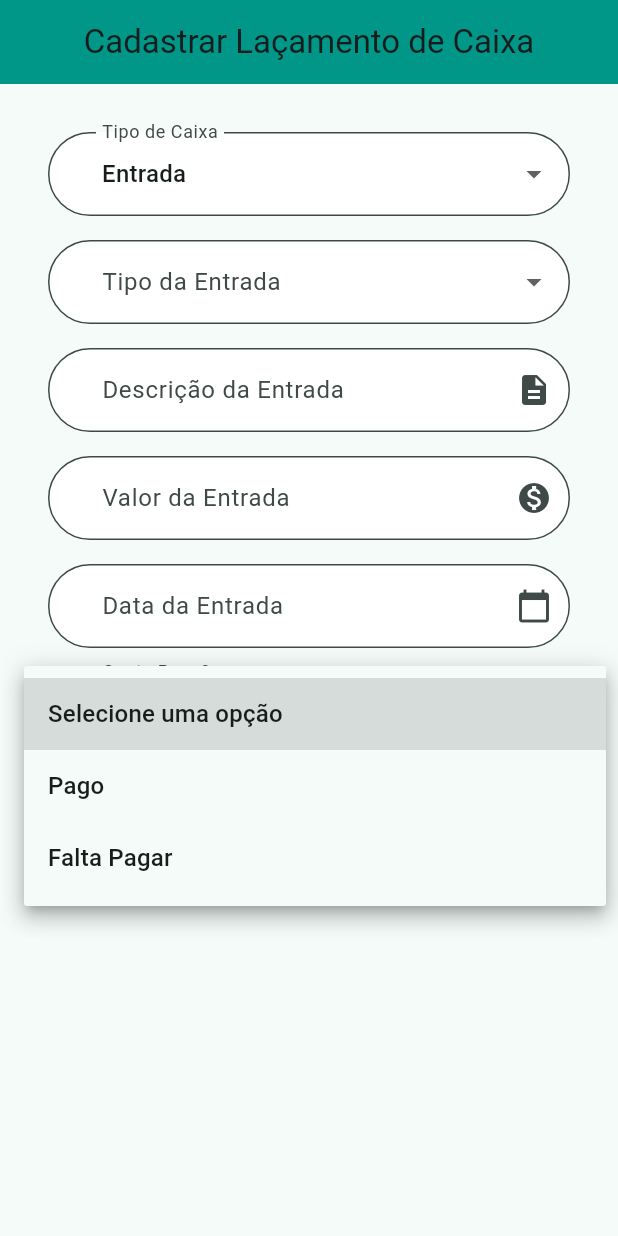
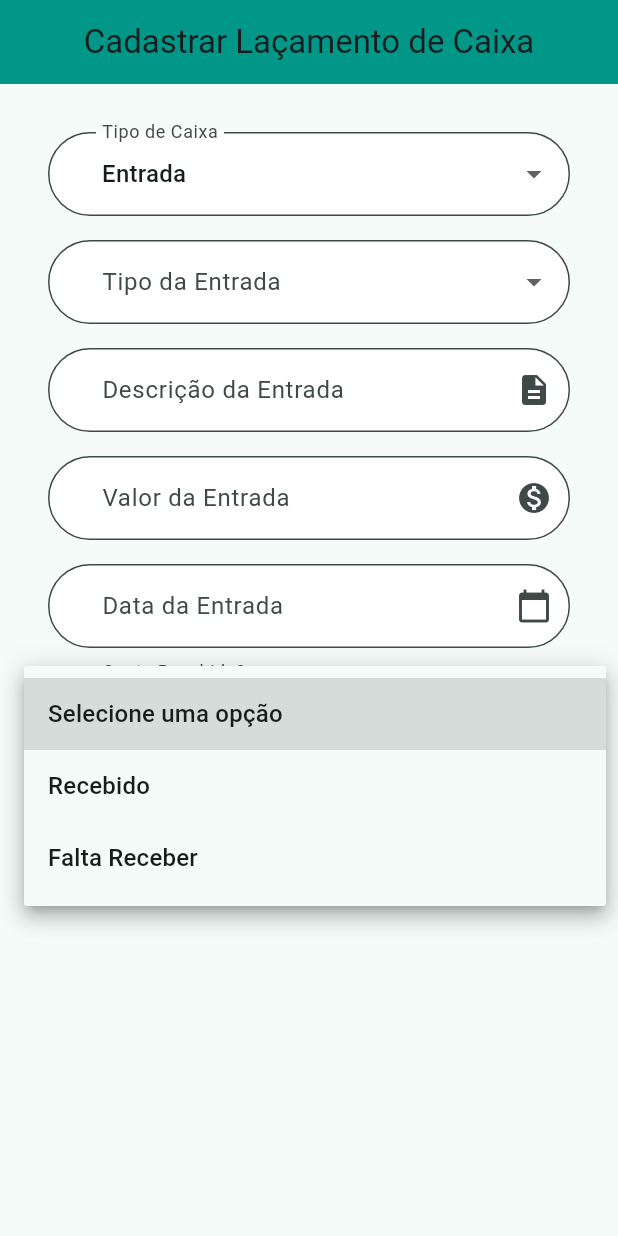
Before and after one commit to Caio-eng/leal_financial_point, a Flutter app: the FinancialBoxRegisterScreen screen opened directly with empty values, after a tap on "Selecione uma opção", on a phone screen of 412 x 824 dp. Run offline on Flutter 3.47's test engine with Material 3 defaults, Android fonts, the phone set to English and light mode, and no system bars; our stand-ins replace cloud_firestore, firebase_auth, firebase_core, firebase_storage, flutter_speed_dial, gallery_saver and 3 more; missing offline and left inert: dart:html, validadores; accounts and stored records are empty; generated files the repository leaves out were written again.

Commit message:
modificação para opção de recebido e não recebido, e controle dos botões

```diff
--- a/lib/screen/fiancial_screen/financial_box_register_screen.dart
+++ b/lib/screen/fiancial_screen/financial_box_register_screen.dart
@@ -97,6 +97,28 @@ class _FinancialBoxRegisterScreenState extends State<FinancialBoxRegisterScreen>
         dataItemCaixaController.text = formattedDate;
       });
     }
+  }
+
+  List<DropdownMenuItem<String>> getPagamentoSaidaOptions() {
+    return const [
+      DropdownMenuItem(
+          value: '', child: Text('Selecione uma opção')),
+      DropdownMenuItem(
+          value: 'Pago', child: Text('Pago')),
+      DropdownMenuItem(
+          value: 'Falta Pagar', child: Text('Falta Pagar')),
+    ];
+  }
+
+  List<DropdownMenuItem<String>> getPagamentoEntradaOptions() {
+    return const [
+      DropdownMenuItem(
+          value: '', child: Text('Selecione uma opção')),
+      DropdownMenuItem(
+          value: 'Recebido', child: Text('Recebido')),
+      DropdownMenuItem(
+          value: 'Falta Receber', child: Text('Falta Receber')),
+    ];
   }
 
   @override
@@ -224,21 +246,14 @@ class _FinancialBoxRegisterScreenState extends State<FinancialBoxRegisterScreen>
                     const SizedBox(height: 16),
                     DropdownButtonFormField<String>(
                       value: pagamentoSelecionado,
-                      items: const [
-                        DropdownMenuItem(
-                            value: '', child: Text('Selecione uma opção')),
-                        DropdownMenuItem(
-                            value: 'Pago', child: Text('Pago')),
-                        DropdownMenuItem(
-                            value: 'Falta Pagar', child: Text('Falta Pagar')),
-                      ],
+                      items: tipoCaixaSelecionado == 'Entrada' ? getPagamentoEntradaOptions() : getPagamentoSaidaOptions(),
                       onChanged: (value) {
                         setState(() {
                           pagamentoSelecionado = value;
                         });
                       },
                       decoration: CustomInputDecoration.build(
-                        labelText: 'Conta Paga?',
+                        labelText: tipoCaixaSelecionado == 'Saída' ? 'Conta Paga?' : 'Conta Recebida?',
                       ),
                     ),
                     const SizedBox(height: 16),
```
Also changed, not shown: lib/screen/fiancial_screen/financial_box_screen.dart (+7 -5 lines).
